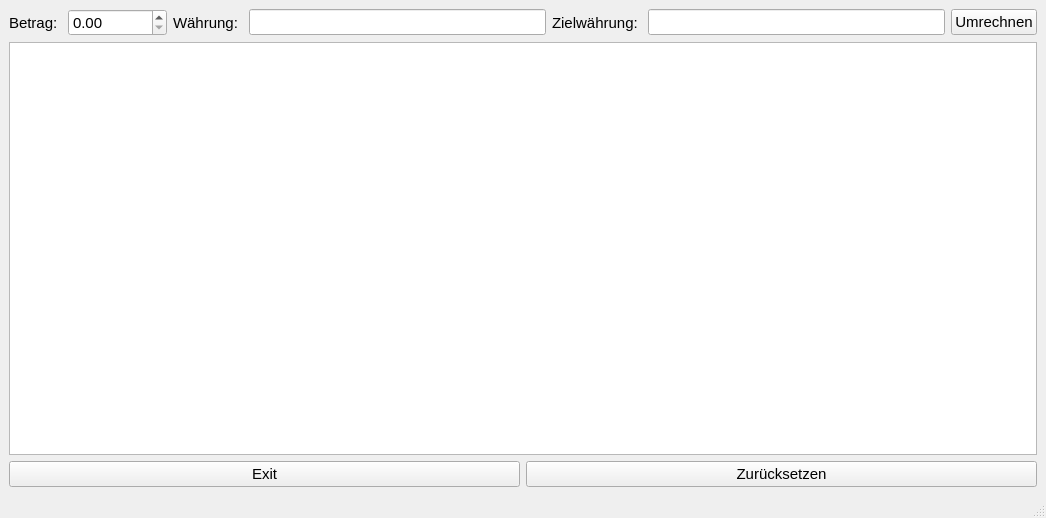
Before: the Qt Designer form currency_converter.ui in pprzidal/pyqt_currencyConverter, drawn with Qt 5.
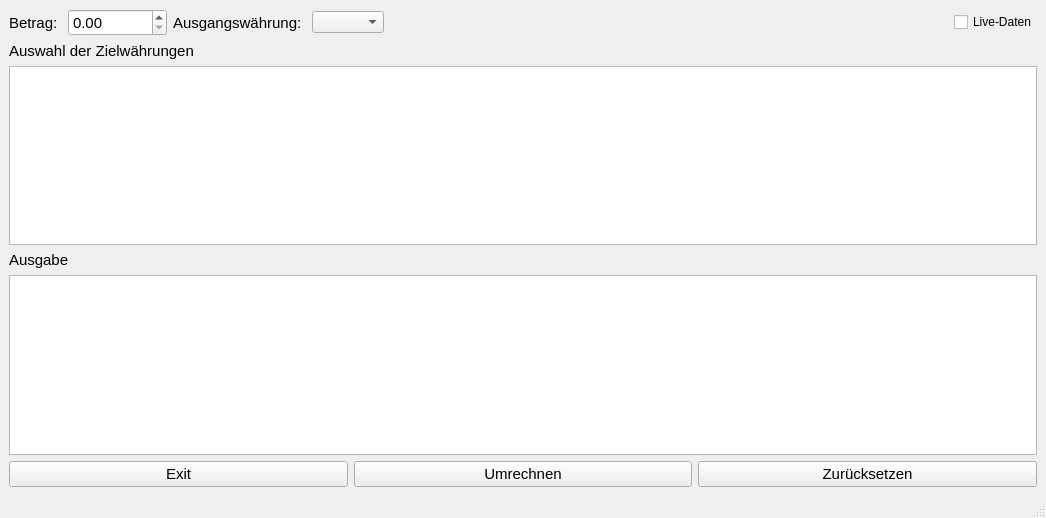
After: the same form once the commit is applied.

Patch:
```diff
--- a/currency_converter.ui
+++ b/currency_converter.ui
@@ -51,56 +51,72 @@
            </font>
           </property>
           <property name="text">
-           <string>Währung: </string>
+           <string>Ausgangswährung: </string>
           </property>
          </widget>
         </item>
         <item>
-         <widget class="QLineEdit" name="waehrung">
-          <property name="font">
-           <font>
-            <pointsize>11</pointsize>
-           </font>
-          </property>
-         </widget>
+         <widget class="QComboBox" name="waehrung"/>
         </item>
         <item>
-         <widget class="QLabel" name="label_3">
-          <property name="font">
-           <font>
-            <pointsize>11</pointsize>
-           </font>
+         <spacer name="horizontalSpacer">
+          <property name="orientation">
+           <enum>Qt::Horizontal</enum>
           </property>
-          <property name="text">
-           <string>Zielwährung: </string>
+          <property name="sizeHint" stdset="0">
+           <size>
+            <width>40</width>
+            <height>20</height>
+           </size>
           </property>
-         </widget>
+         </spacer>
         </item>
         <item>
-         <widget class="QLineEdit" name="zielwaehrung">
-          <property name="font">
-           <font>
-            <pointsize>11</pointsize>
-           </font>
-          </property>
-         </widget>
-        </item>
-        <item>
-         <widget class="QPushButton" name="umrechnen">
-          <property name="font">
-           <font>
-            <pointsize>11</pointsize>
-           </font>
-          </property>
+         <widget class="QCheckBox" name="checkBox">
           <property name="text">
-           <string>Umrechnen</string>
+           <string>Live-Daten</string>
           </property>
          </widget>
         </item>
        </layout>
       </item>
       <item>
-       <widget class="QPlainTextEdit" name="ergebnisAnzeige"/>
+       <widget class="QLabel" name="label_4">
+        <property name="font">
+         <font>
+          <pointsize>11</pointsize>
+         </font>
+        </property>
+        <property name="text">
+         <string>Auswahl der Zielwährungen</string>
+        </property>
+       </widget>
+      </item>
+      <item>
+       <widget class="QListWidget" name="listWidget">
+        <property name="selectionMode">
+         <enum>QAbstractItemView::MultiSelection</enum>
+        </property>
+       </widget>
+      </item>
+      <item>
+       <widget class="QLabel" name="label_3">
+        <property name="font">
+         <font>
+          <pointsize>11</pointsize>
+         </font>
+        </property>
+        <property name="text">
+         <string>Ausgabe</string>
+        </property>
+       </widget>
+      </item>
+      <item>
+       <widget class="QTextBrowser" name="ergebnisAnzeige">
+        <property name="markdown">
+         <string/>
+        </property>
+       </widget>
       </item>
       <item>
        <layout class="QHBoxLayout" name="horizontalLayout_2">
@@ -116,6 +132,18 @@
           </property>
          </widget>
         </item>
+        <item>
+         <widget class="QPushButton" name="umrechnen">
+          <property name="font">
+           <font>
+            <pointsize>11</pointsize>
+           </font>
+          </property>
+          <property name="text">
+           <string>Umrechnen</string>
+          </property>
+         </widget>
+        </item>
         <item>
          <widget class="QPushButton" name="zuruecksetzen">
           <property name="font">
```
